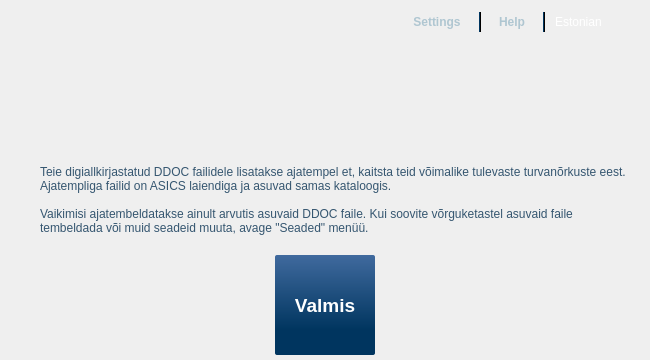
Qt form poc/MainWindow.ui (open-eid/TeRa) before a commit; both pictures show x 0 to 650 and y 0 to 360 of the 650 by 552 pixel window.
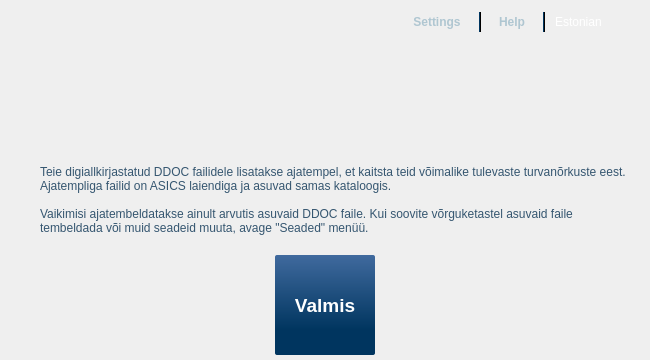
The same form after that commit. Icons and pictures are not drawn. Custom widgets are drawn as their Qt base class.

Patch:
```diff
--- a/poc/MainWindow.ui
+++ b/poc/MainWindow.ui
@@ -399,7 +399,7 @@
          <item row="0" column="0">
           <widget class="QLabel" name="label_2">
            <property name="text">
-            <string>Teie digiallkirjastatud DDOC failidele lisatakse ajatempel et, kaitsta teid võimalike tulevaste turvanõrkuste eest. Ajatempliga failid on ASICS laiendiga ja asuvad samas kataloogis.
+            <string>Teie digiallkirjastatud DDOC failidele lisatakse ajatempel, et kaitsta teid võimalike tulevaste turvanõrkuste eest. Ajatempliga failid on ASICS laiendiga ja asuvad samas kataloogis.
 
 Vaikimisi ajatembeldatakse ainult arvutis asuvaid DDOC faile. Kui soovite võrguketastel asuvaid faile tembeldada või muid seadeid muuta, avage &quot;Seaded&quot; menüü.</string>
            </property>
```
